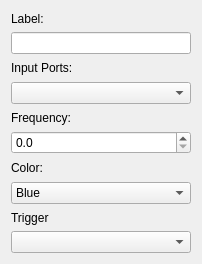
Old version of the form app/elementeditor.ui in the repository GIBIS-UNIFESP/wiRedPanda.
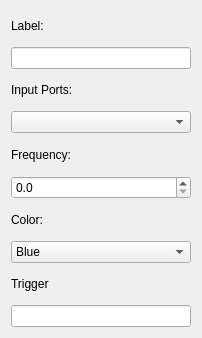
New version of the form. Icons and pictures are not drawn.

Diff of the .ui file:
```diff
--- a/app/elementeditor.ui
+++ b/app/elementeditor.ui
@@ -7,7 +7,7 @@
     <x>0</x>
     <y>0</y>
     <width>202</width>
-    <height>264</height>
+    <height>338</height>
    </rect>
   </property>
   <property name="windowTitle">
@@ -134,7 +134,7 @@
     </widget>
    </item>
    <item row="9" column="0">
-    <widget class="QComboBox" name="trigger"/>
+    <widget class="QLineEdit" name="lineEditTrigger"/>
    </item>
   </layout>
  </widget>
```
Left out of the diff: 6 changed lines with no effect on the pictures.
